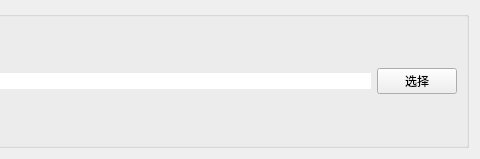
The window that src/gui/design/WidgetNewTaskSelector.ui (Icexbb/SekaiSubtitle-Python) describes before a commit, drawn with Qt 5; both pictures show x 210 to 690 and y 0 to 159 of the 690 by 159 pixel window.
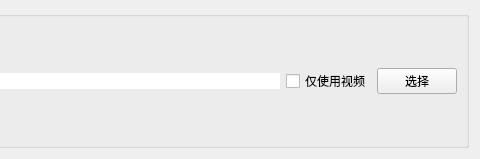
The same window after the commit.

Commit message: Update Non Json Task Update Multi Json Task

Diff of the .ui file:
```diff
--- a/src/gui/design/WidgetNewTaskSelector.ui
+++ b/src/gui/design/WidgetNewTaskSelector.ui
@@ -56,6 +56,16 @@
         </property>
        </widget>
       </item>
+      <item>
+       <widget class="QCheckBox" name="SelectOnlyVideoCheck">
+        <property name="enabled">
+         <bool>true</bool>
+        </property>
+        <property name="text">
+         <string>仅使用视频</string>
+        </property>
+       </widget>
+      </item>
       <item>
        <widget class="QPushButton" name="SelectButton">
         <property name="sizePolicy">
```
The commit also changes 9 other files.
